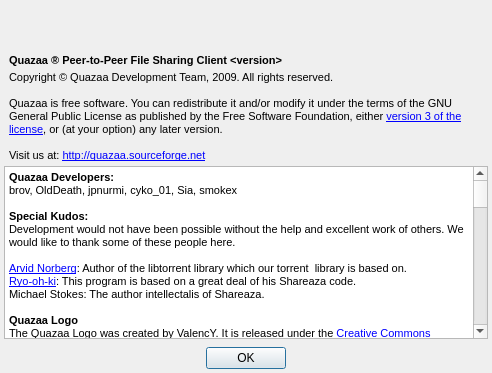
The window that Quazaa/UI/dialogabout.ui (c3c/quazaa) describes before a commit, drawn with Qt 5.
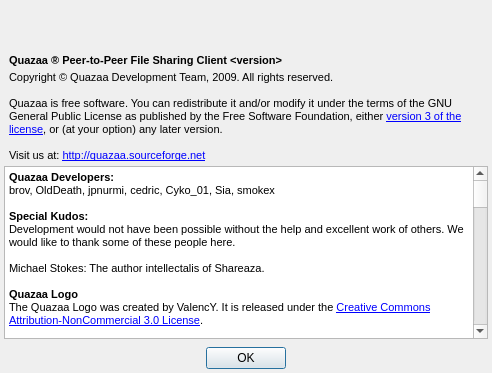
The same window after the commit. Icons and pictures are not drawn.

Commit message: Updating the about dialog box: Adding cedric back. Removing programs we chose not to use source code and UI designs from. Adding programs we chose to use source code and UI designs from. Removing the special credits for Ryo. He is still listed in the large Shareaza developers credits list. If members of the Shareaza credits list are part of the Quazaa team, they are not listed in Shareaza credits.

Patch:
```diff
--- a/Quazaa/UI/dialogabout.ui
+++ b/Quazaa/UI/dialogabout.ui
@@ -181,48 +181,49 @@
 &lt;tr&gt;
 &lt;td style=&quot;border: none;&quot;&gt;
 &lt;p style=&quot; margin-top:0px; margin-bottom:0px; margin-left:0px; margin-right:0px; -qt-block-indent:0; text-indent:0px;&quot;&gt;&lt;span style=&quot; font-size:8pt; font-weight:600;&quot;&gt;Quazaa Developers:&lt;/span&gt;&lt;/p&gt;
-&lt;p style=&quot; margin-top:0px; margin-bottom:0px; margin-left:0px; margin-right:0px; -qt-block-indent:0; text-indent:0px;&quot;&gt;&lt;span style=&quot; font-size:8pt;&quot;&gt;brov, OldDeath, jpnurmi, cyko_01, Sia, smokex&lt;/span&gt;&lt;/p&gt;
-&lt;p style=&quot;-qt-paragraph-type:empty; margin-top:0px; margin-bottom:0px; margin-left:0px; margin-right:0px; -qt-block-indent:0; text-indent:0px; font-size:8pt;&quot;&gt;&lt;/p&gt;
+&lt;p style=&quot; margin-top:0px; margin-bottom:0px; margin-left:0px; margin-right:0px; -qt-block-indent:0; text-indent:0px;&quot;&gt;&lt;span style=&quot; font-size:8pt;&quot;&gt;brov, OldDeath, jpnurmi, cedric, Cyko_01, Sia, smokex&lt;/span&gt;&lt;/p&gt;
+&lt;p style=&quot;-qt-paragraph-type:empty; margin-top:0px; margin-bottom:0px; margin-left:0px; margin-right:0px; -qt-block-indent:0; text-indent:0px; font-size:8pt;&quot;&gt;&lt;br /&gt;&lt;/p&gt;
 &lt;p style=&quot; margin-top:0px; margin-bottom:0px; margin-left:0px; margin-right:0px; -qt-block-indent:0; text-indent:0px;&quot;&gt;&lt;span style=&quot; font-size:8pt; font-weight:600;&quot;&gt;Special Kudos:&lt;/span&gt;&lt;/p&gt;
 &lt;p style=&quot; margin-top:0px; margin-bottom:0px; margin-left:0px; margin-right:0px; -qt-block-indent:0; text-indent:0px;&quot;&gt;&lt;span style=&quot; font-size:8pt;&quot;&gt;Development would not have been possible without the help and excellent work of others. We would like to thank some of these people here.&lt;/span&gt;&lt;/p&gt;
-&lt;p style=&quot;-qt-paragraph-type:empty; margin-top:0px; margin-bottom:0px; margin-left:0px; margin-right:0px; -qt-block-indent:0; text-indent:0px; font-size:8pt;&quot;&gt;&lt;/p&gt;
-&lt;p style=&quot; margin-top:0px; margin-bottom:0px; margin-left:0px; margin-right:0px; -qt-block-indent:0; text-indent:0px;&quot;&gt;&lt;a href=&quot;http://www.rasterbar.com&quot;&gt;&lt;span style=&quot; font-size:8pt; text-decoration: underline; color:#0000ff;&quot;&gt;Arvid Norberg&lt;/span&gt;&lt;/a&gt;&lt;span style=&quot; font-size:8pt;&quot;&gt;: Author of the libtorrent library which our torrent  library is based on.&lt;/span&gt;&lt;/p&gt;
-&lt;p style=&quot; margin-top:0px; margin-bottom:0px; margin-left:0px; margin-right:0px; -qt-block-indent:0; text-indent:0px;&quot;&gt;&lt;a href=&quot;http://www.cherubicsoft.com/&quot;&gt;&lt;span style=&quot; font-size:8pt; text-decoration: underline; color:#0000ff;&quot;&gt;Ryo-oh-ki&lt;/span&gt;&lt;/a&gt;&lt;span style=&quot; font-size:8pt;&quot;&gt;: This program is based on a great deal of his Shareaza code. &lt;/span&gt;&lt;/p&gt;
+&lt;p style=&quot;-qt-paragraph-type:empty; margin-top:0px; margin-bottom:0px; margin-left:0px; margin-right:0px; -qt-block-indent:0; text-indent:0px; font-size:8pt;&quot;&gt;&lt;br /&gt;&lt;/p&gt;
 &lt;p style=&quot; margin-top:0px; margin-bottom:0px; margin-left:0px; margin-right:0px; -qt-block-indent:0; text-indent:0px;&quot;&gt;&lt;span style=&quot; font-size:8pt;&quot;&gt;Michael Stokes: The author intellectalis of Shareaza.&lt;/span&gt;&lt;/p&gt;
-&lt;p style=&quot;-qt-paragraph-type:empty; margin-top:0px; margin-bottom:0px; margin-left:0px; margin-right:0px; -qt-block-indent:0; text-indent:0px; font-size:8pt;&quot;&gt;&lt;/p&gt;
+&lt;p style=&quot;-qt-paragraph-type:empty; margin-top:0px; margin-bottom:0px; margin-left:0px; margin-right:0px; -qt-block-indent:0; text-indent:0px; font-size:8pt;&quot;&gt;&lt;br /&gt;&lt;/p&gt;
 &lt;p style=&quot; margin-top:0px; margin-bottom:0px; margin-left:0px; margin-right:0px; -qt-block-indent:0; text-indent:0px;&quot;&gt;&lt;span style=&quot; font-size:8pt; font-weight:600;&quot;&gt;Quazaa Logo&lt;/span&gt;&lt;/p&gt;
 &lt;p style=&quot; margin-top:0px; margin-bottom:0px; margin-left:0px; margin-right:0px; -qt-block-indent:0; text-indent:0px;&quot;&gt;&lt;span style=&quot; font-size:8pt;&quot;&gt;The Quazaa Logo was created by ValencY. It is released under the &lt;/span&gt;&lt;a href=&quot;http://creativecommons.org/licenses/by-nc/3.0/legalcode&quot;&gt;&lt;span style=&quot; font-family:'Segoe UI'; font-size:8pt; text-decoration: underline; color:#0000ff;&quot;&gt;Creative Commons Attribution-NonCommercial 3.0 License&lt;/span&gt;&lt;/a&gt;&lt;span style=&quot; font-size:8pt;&quot;&gt;.&lt;/span&gt;&lt;/p&gt;
-&lt;p style=&quot;-qt-paragraph-type:empty; margin-top:0px; margin-bottom:0px; margin-left:0px; margin-right:0px; -qt-block-indent:0; text-indent:0px; font-size:8pt;&quot;&gt;&lt;/p&gt;
+&lt;p style=&quot;-qt-paragraph-type:empty; margin-top:0px; margin-bottom:0px; margin-left:0px; margin-right:0px; -qt-block-indent:0; text-indent:0px; font-size:8pt;&quot;&gt;&lt;br /&gt;&lt;/p&gt;
 &lt;p style=&quot; margin-top:0px; margin-bottom:0px; margin-left:0px; margin-right:0px; -qt-block-indent:0; text-indent:0px;&quot;&gt;&lt;span style=&quot; font-size:8pt; font-weight:600;&quot;&gt;Quazaa Concept and Design&lt;/span&gt;&lt;/p&gt;
-&lt;p style=&quot; margin-top:0px; margin-bottom:0px; margin-left:0px; margin-right:0px; -qt-block-indent:0; text-indent:0px;&quot;&gt;&lt;span style=&quot; font-size:8pt;&quot;&gt;cyko_01, Old Death, Rolandas&lt;/span&gt;&lt;/p&gt;
-&lt;p style=&quot;-qt-paragraph-type:empty; margin-top:0px; margin-bottom:0px; margin-left:0px; margin-right:0px; -qt-block-indent:0; text-indent:0px; font-size:8pt;&quot;&gt;&lt;/p&gt;
+&lt;p style=&quot; margin-top:0px; margin-bottom:0px; margin-left:0px; margin-right:0px; -qt-block-indent:0; text-indent:0px;&quot;&gt;&lt;span style=&quot; font-size:8pt;&quot;&gt;Cyko_01, Old Death, Rolandas&lt;/span&gt;&lt;/p&gt;
+&lt;p style=&quot;-qt-paragraph-type:empty; margin-top:0px; margin-bottom:0px; margin-left:0px; margin-right:0px; -qt-block-indent:0; text-indent:0px; font-size:8pt;&quot;&gt;&lt;br /&gt;&lt;/p&gt;
 &lt;p style=&quot; margin-top:0px; margin-bottom:0px; margin-left:0px; margin-right:0px; -qt-block-indent:0; text-indent:0px;&quot;&gt;&lt;span style=&quot; font-size:8pt; font-weight:600;&quot;&gt;Quazaa Language Translators&lt;/span&gt;&lt;/p&gt;
 &lt;p style=&quot; margin-top:0px; margin-bottom:0px; margin-left:0px; margin-right:0px; -qt-block-indent:0; text-indent:0px;&quot;&gt;&lt;span style=&quot; font-size:8pt;&quot;&gt;oce, mollca&lt;/span&gt;&lt;/p&gt;
-&lt;p style=&quot;-qt-paragraph-type:empty; margin-top:0px; margin-bottom:0px; margin-left:0px; margin-right:0px; -qt-block-indent:0; text-indent:0px; font-size:8pt;&quot;&gt;&lt;/p&gt;
+&lt;p style=&quot;-qt-paragraph-type:empty; margin-top:0px; margin-bottom:0px; margin-left:0px; margin-right:0px; -qt-block-indent:0; text-indent:0px; font-size:8pt;&quot;&gt;&lt;br /&gt;&lt;/p&gt;
 &lt;p style=&quot; margin-top:0px; margin-bottom:0px; margin-left:0px; margin-right:0px; -qt-block-indent:0; text-indent:0px;&quot;&gt;&lt;span style=&quot; font-size:8pt; font-weight:600;&quot;&gt;Quazaa Website&lt;/span&gt;&lt;/p&gt;
-&lt;p style=&quot; margin-top:0px; margin-bottom:0px; margin-left:0px; margin-right:0px; -qt-block-indent:0; text-indent:0px;&quot;&gt;&lt;span style=&quot; font-size:8pt;&quot;&gt;cyko_01&lt;/span&gt;&lt;/p&gt;
-&lt;p style=&quot;-qt-paragraph-type:empty; margin-top:0px; margin-bottom:0px; margin-left:0px; margin-right:0px; -qt-block-indent:0; text-indent:0px; font-size:8pt;&quot;&gt;&lt;/p&gt;
+&lt;p style=&quot; margin-top:0px; margin-bottom:0px; margin-left:0px; margin-right:0px; -qt-block-indent:0; text-indent:0px;&quot;&gt;&lt;span style=&quot; font-size:8pt;&quot;&gt;Cyko_01, smokex&lt;/span&gt;&lt;/p&gt;
+&lt;p style=&quot;-qt-paragraph-type:empty; margin-top:0px; margin-bottom:0px; margin-left:0px; margin-right:0px; -qt-block-indent:0; text-indent:0px; font-size:8pt;&quot;&gt;&lt;br /&gt;&lt;/p&gt;
 &lt;p style=&quot; margin-top:0px; margin-bottom:0px; margin-left:0px; margin-right:0px; -qt-block-indent:0; text-indent:0px;&quot;&gt;&lt;span style=&quot; font-size:8pt; font-weight:600;&quot;&gt;Quazaa Wiki&lt;/span&gt;&lt;/p&gt;
-&lt;p style=&quot; margin-top:0px; margin-bottom:0px; margin-left:0px; margin-right:0px; -qt-block-indent:0; text-indent:0px;&quot;&gt;&lt;span style=&quot; font-size:8pt;&quot;&gt;cyko_01, oce, Old Death&lt;/span&gt;&lt;/p&gt;
-&lt;p style=&quot;-qt-paragraph-type:empty; margin-top:0px; margin-bottom:0px; margin-left:0px; margin-right:0px; -qt-block-indent:0; text-indent:0px; font-size:8pt;&quot;&gt;&lt;/p&gt;
-&lt;p style=&quot; margin-top:0px; margin-bottom:0px; margin-left:0px; margin-right:0px; -qt-block-indent:0; text-indent:0px;&quot;&gt;&lt;span style=&quot; font-size:8pt; font-weight:600;&quot;&gt;Quazaa Chat Server Hosting&lt;/span&gt;&lt;/p&gt;
+&lt;p style=&quot; margin-top:0px; margin-bottom:0px; margin-left:0px; margin-right:0px; -qt-block-indent:0; text-indent:0px;&quot;&gt;&lt;span style=&quot; font-size:8pt;&quot;&gt;Cyko_01, oce, Old Death&lt;/span&gt;&lt;/p&gt;
+&lt;p style=&quot;-qt-paragraph-type:empty; margin-top:0px; margin-bottom:0px; margin-left:0px; margin-right:0px; -qt-block-indent:0; text-indent:0px; font-size:8pt;&quot;&gt;&lt;br /&gt;&lt;/p&gt;
+&lt;p style=&quot; margin-top:0px; margin-bottom:0px; margin-left:0px; margin-right:0px; -qt-block-indent:0; text-indent:0px;&quot;&gt;&lt;span style=&quot; font-size:8pt; font-weight:600;&quot;&gt;Quazaa IRC Chat Server Hosting&lt;/span&gt;&lt;/p&gt;
 &lt;p style=&quot; margin-top:0px; margin-bottom:0px; margin-left:0px; margin-right:0px; -qt-block-indent:0; text-indent:0px;&quot;&gt;&lt;a href=&quot;http://paradoxirc.net&quot;&gt;&lt;span style=&quot; font-size:8pt; text-decoration: underline; color:#0000ff;&quot;&gt;Paradox Irc&lt;/span&gt;&lt;/a&gt;&lt;/p&gt;
 &lt;p style=&quot; margin-top:0px; margin-bottom:0px; margin-left:0px; margin-right:0px; -qt-block-indent:0; text-indent:0px;&quot;&gt;&lt;a href=&quot;http://p2pchat.net&quot;&gt;&lt;span style=&quot; font-size:8pt; text-decoration: underline; color:#0000ff;&quot;&gt;P2PChat&lt;/span&gt;&lt;/a&gt;&lt;/p&gt;
-&lt;p style=&quot;-qt-paragraph-type:empty; margin-top:0px; margin-bottom:0px; margin-left:0px; margin-right:0px; -qt-block-indent:0; text-indent:0px; font-size:8pt;&quot;&gt;&lt;/p&gt;
+&lt;p style=&quot;-qt-paragraph-type:empty; margin-top:0px; margin-bottom:0px; margin-left:0px; margin-right:0px; -qt-block-indent:0; text-indent:0px; font-size:8pt; text-decoration: underline; color:#0000ff;&quot;&gt;&lt;br /&gt;&lt;/p&gt;
+&lt;p style=&quot; margin-top:0px; margin-bottom:0px; margin-left:0px; margin-right:0px; -qt-block-indent:0; text-indent:0px;&quot;&gt;&lt;span style=&quot; font-size:8pt; font-weight:600;&quot;&gt;Quazaa IRC Commit Bot Hosting&lt;/span&gt;&lt;/p&gt;
+&lt;p style=&quot; margin-top:0px; margin-bottom:0px; margin-left:0px; margin-right:0px; -qt-block-indent:0; text-indent:0px;&quot;&gt;&lt;a href=&quot;http://quickgit.kde.org/?p=sysadmin%2Firc-notifications.git&quot;&gt;&lt;span style=&quot; font-size:8pt; text-decoration: underline; color:#0000ff;&quot;&gt;KDE Sysadmin&lt;/span&gt;&lt;/a&gt;&lt;/p&gt;
+&lt;p style=&quot;-qt-paragraph-type:empty; margin-top:0px; margin-bottom:0px; margin-left:0px; margin-right:0px; -qt-block-indent:0; text-indent:0px; font-size:8pt;&quot;&gt;&lt;br /&gt;&lt;/p&gt;
 &lt;p style=&quot; margin-top:0px; margin-bottom:0px; margin-left:0px; margin-right:0px; -qt-block-indent:0; text-indent:0px;&quot;&gt;&lt;span style=&quot; font-size:8pt; font-weight:600;&quot;&gt;Thanks to the Quazaa community!&lt;/span&gt;&lt;/p&gt;
 &lt;p style=&quot; margin-top:0px; margin-bottom:0px; margin-left:0px; margin-right:0px; -qt-block-indent:0; text-indent:0px;&quot;&gt;&lt;span style=&quot; font-size:8pt;&quot;&gt;Thanks to everyone who helped us in the forums and Quazaa Irc chatrooms. Those of you who help new users, troubleshoot user's technical problems, submit bug reports or help create the security lists.&lt;/span&gt;&lt;/p&gt;
-&lt;p style=&quot;-qt-paragraph-type:empty; margin-top:0px; margin-bottom:0px; margin-left:0px; margin-right:0px; -qt-block-indent:0; text-indent:0px; font-size:8pt;&quot;&gt;&lt;/p&gt;
+&lt;p style=&quot;-qt-paragraph-type:empty; margin-top:0px; margin-bottom:0px; margin-left:0px; margin-right:0px; -qt-block-indent:0; text-indent:0px; font-size:8pt;&quot;&gt;&lt;br /&gt;&lt;/p&gt;
 &lt;p style=&quot; margin-top:0px; margin-bottom:0px; margin-left:0px; margin-right:0px; -qt-block-indent:0; text-indent:0px;&quot;&gt;&lt;span style=&quot; font-size:8pt;&quot;&gt;We give special thanks to the Forum Moderators and Chatroom Operators:&lt;/span&gt;&lt;/p&gt;
-&lt;p style=&quot;-qt-paragraph-type:empty; margin-top:0px; margin-bottom:0px; margin-left:0px; margin-right:0px; -qt-block-indent:0; text-indent:0px; font-size:8pt;&quot;&gt;&lt;/p&gt;
+&lt;p style=&quot;-qt-paragraph-type:empty; margin-top:0px; margin-bottom:0px; margin-left:0px; margin-right:0px; -qt-block-indent:0; text-indent:0px; font-size:8pt;&quot;&gt;&lt;br /&gt;&lt;/p&gt;
 &lt;p style=&quot; margin-top:0px; margin-bottom:0px; margin-left:0px; margin-right:0px; -qt-block-indent:0; text-indent:0px;&quot;&gt;&lt;span style=&quot; font-size:8pt; font-weight:600;&quot;&gt;Forum Moderators&lt;/span&gt;&lt;/p&gt;
-&lt;p style=&quot; margin-top:0px; margin-bottom:0px; margin-left:0px; margin-right:0px; -qt-block-indent:0; text-indent:0px;&quot;&gt;&lt;span style=&quot; font-size:8pt;&quot;&gt;Quazaa forum superadmins: cyko_01, kath, Old Death&lt;/span&gt;&lt;/p&gt;
-&lt;p style=&quot;-qt-paragraph-type:empty; margin-top:0px; margin-bottom:0px; margin-left:0px; margin-right:0px; -qt-block-indent:0; text-indent:0px; font-size:8pt;&quot;&gt;&lt;/p&gt;
+&lt;p style=&quot; margin-top:0px; margin-bottom:0px; margin-left:0px; margin-right:0px; -qt-block-indent:0; text-indent:0px;&quot;&gt;&lt;span style=&quot; font-size:8pt;&quot;&gt;Quazaa forum superadmins: Cyko_01, kath, Old Death&lt;/span&gt;&lt;/p&gt;
+&lt;p style=&quot;-qt-paragraph-type:empty; margin-top:0px; margin-bottom:0px; margin-left:0px; margin-right:0px; -qt-block-indent:0; text-indent:0px; font-size:8pt;&quot;&gt;&lt;br /&gt;&lt;/p&gt;
 &lt;p style=&quot; margin-top:0px; margin-bottom:0px; margin-left:0px; margin-right:0px; -qt-block-indent:0; text-indent:0px;&quot;&gt;&lt;span style=&quot; font-size:8pt; font-weight:600;&quot;&gt;Quazaa Chat Operators&lt;/span&gt;&lt;/p&gt;
 &lt;p style=&quot; margin-top:0px; margin-bottom:0px; margin-left:0px; margin-right:0px; -qt-block-indent:0; text-indent:0px;&quot;&gt;&lt;span style=&quot; font-size:8pt;&quot;&gt;Quazaa Super Operators: kath&lt;/span&gt;&lt;/p&gt;
-&lt;p style=&quot;-qt-paragraph-type:empty; margin-top:0px; margin-bottom:0px; margin-left:0px; margin-right:0px; -qt-block-indent:0; text-indent:0px; font-size:8pt;&quot;&gt;&lt;/p&gt;
+&lt;p style=&quot;-qt-paragraph-type:empty; margin-top:0px; margin-bottom:0px; margin-left:0px; margin-right:0px; -qt-block-indent:0; text-indent:0px; font-size:8pt;&quot;&gt;&lt;br /&gt;&lt;/p&gt;
 &lt;p style=&quot; margin-top:0px; margin-bottom:0px; margin-left:0px; margin-right:0px; -qt-block-indent:0; text-indent:0px;&quot;&gt;&lt;span style=&quot; font-size:8pt; font-weight:600;&quot;&gt;The Shareaza Development Team&lt;/span&gt;&lt;/p&gt;
-&lt;p style=&quot; margin-top:0px; margin-bottom:0px; margin-left:0px; margin-right:0px; -qt-block-indent:0; text-indent:0px;&quot;&gt;&lt;span style=&quot; font-size:8pt;&quot;&gt;ale5000, Cyko_01, dcat, ivan386, Rolandas, Ryo-oh-ki, SkinVista, WildCard, _peer_, _slv_, a178235, brov, ceejay.dk, coolg1026, Cyberbob, DWKnight, Eperales, Frontier, FrYGuY, heavy_baby, Higgy, kevogod, kobayan, ogg123, jlh, jonatkins, micro, Mosteo, Paul Bludov, Rayner, roo_koo_too, Stealth, SteventB, tcwinkler, ten9, Thesage, TUW, Wai, zero9999, Zone-MR, Zootella&lt;/span&gt;&lt;/p&gt;
-&lt;p style=&quot;-qt-paragraph-type:empty; margin-top:0px; margin-bottom:0px; margin-left:0px; margin-right:0px; -qt-block-indent:0; text-indent:0px; font-size:8pt;&quot;&gt;&lt;/p&gt;
+&lt;p style=&quot; margin-top:0px; margin-bottom:0px; margin-left:0px; margin-right:0px; -qt-block-indent:0; text-indent:0px;&quot;&gt;&lt;span style=&quot; font-size:8pt;&quot;&gt;ale5000, dcat, ivan386, Rolandas, Ryo-oh-ki, SkinVista, WildCard, _peer_, _slv_, a178235, ceejay.dk, coolg1026, Cyberbob, DWKnight, Eperales, Frontier, FrYGuY, heavy_baby, Higgy, kevogod, kobayan, ogg123, jlh, jonatkins, micro, Mosteo, Paul Bludov, Rayner, roo_koo_too, Stealth, SteventB, tcwinkler, ten9, Thesage, TUW, Wai, zero9999, Zone-MR, Zootella&lt;/span&gt;&lt;/p&gt;
+&lt;p style=&quot;-qt-paragraph-type:empty; margin-top:0px; margin-bottom:0px; margin-left:0px; margin-right:0px; -qt-block-indent:0; text-indent:0px; font-size:8pt;&quot;&gt;&lt;br /&gt;&lt;/p&gt;
 &lt;p style=&quot; margin-top:0px; margin-bottom:0px; margin-left:0px; margin-right:0px; -qt-block-indent:0; text-indent:0px;&quot;&gt;&lt;span style=&quot; font-size:8pt; font-weight:600;&quot;&gt;This application is based largely on:&lt;/span&gt;&lt;/p&gt;
 &lt;table border=&quot;0&quot; style=&quot; margin-top:0px; margin-bottom:0px; margin-left:0px; margin-right:0px;&quot; cellspacing=&quot;10&quot; cellpadding=&quot;0&quot;&gt;
 &lt;tr&gt;
@@ -242,33 +243,33 @@
 &lt;p style=&quot; margin-top:0px; margin-bottom:0px; margin-left:0px; margin-right:0px; -qt-block-indent:0; text-indent:0px;&quot;&gt;&lt;img src=&quot;:/Resource/Credits/Gimp.png&quot; /&gt;&lt;/p&gt;&lt;/td&gt;
 &lt;td&gt;
 &lt;p style=&quot; margin-top:0px; margin-bottom:0px; margin-left:0px; margin-right:0px; -qt-block-indent:0; text-indent:0px;&quot;&gt;&lt;a href=&quot;http://www.gimp.org&quot;&gt;&lt;span style=&quot; font-size:8pt; text-decoration: underline; color:#0000ff;&quot;&gt;The Gimp&lt;/span&gt;&lt;/a&gt;&lt;span style=&quot; font-size:8pt;&quot;&gt;&lt;br /&gt;A free graphics editor&lt;/span&gt;&lt;/p&gt;&lt;/td&gt;&lt;/tr&gt;&lt;/table&gt;
-&lt;p style=&quot;-qt-paragraph-type:empty; margin-top:0px; margin-bottom:0px; margin-left:0px; margin-right:0px; -qt-block-indent:0; text-indent:0px; font-size:8pt;&quot;&gt;&lt;/p&gt;
+&lt;p style=&quot;-qt-paragraph-type:empty; margin-top:0px; margin-bottom:0px; margin-left:0px; margin-right:0px; -qt-block-indent:0; text-indent:0px; font-size:8pt;&quot;&gt;&lt;br /&gt;&lt;/p&gt;
 &lt;p style=&quot; margin-top:0px; margin-bottom:0px; margin-left:0px; margin-right:0px; -qt-block-indent:0; text-indent:0px;&quot;&gt;&lt;span style=&quot; font-size:8pt; font-weight:600;&quot;&gt;The following libraries are included in Quazaa:&lt;/span&gt;&lt;/p&gt;
 &lt;p style=&quot; margin-top:0px; margin-bottom:0px; margin-left:0px; margin-right:0px; -qt-block-indent:0; text-indent:0px;&quot;&gt;&lt;a href=&quot;https://gitorious.org/communi&quot;&gt;&lt;span style=&quot; font-size:8pt; text-decoration: underline; color:#0000ff;&quot;&gt;Communi&lt;/span&gt;&lt;/a&gt;&lt;span style=&quot; font-size:8pt;&quot;&gt;, &lt;/span&gt;&lt;a href=&quot;http://www.boost.org/&quot;&gt;&lt;span style=&quot; font-size:8pt; text-decoration: underline; color:#0000ff;&quot;&gt;Boost&lt;/span&gt;&lt;/a&gt;&lt;span style=&quot; font-size:8pt;&quot;&gt;, &lt;/span&gt;&lt;a href=&quot;http://www.cyotec.com/2009/09/cyoencode.html&quot;&gt;&lt;span style=&quot; font-size:8pt; text-decoration: underline; color:#0000ff;&quot;&gt;CyoEncode&lt;/span&gt;&lt;/a&gt;&lt;span style=&quot; font-size:8pt;&quot;&gt;, &lt;/span&gt;&lt;a href=&quot;http://site.icu-project.org/&quot;&gt;&lt;span style=&quot; font-size:8pt; text-decoration: underline; color:#0000ff;&quot;&gt;icu&lt;/span&gt;&lt;/a&gt;&lt;span style=&quot; font-size:8pt;&quot;&gt;, &lt;/span&gt;&lt;a href=&quot;https://sourceforge.net/projects/nvwa/&quot;&gt;&lt;span style=&quot; font-size:8pt; text-decoration: underline; color:#0000ff;&quot;&gt;nvwa&lt;/span&gt;&lt;/a&gt;&lt;span style=&quot; font-size:8pt;&quot;&gt; and &lt;/span&gt;&lt;a href=&quot;http://zlib.net/&quot;&gt;&lt;span style=&quot; font-size:8pt; text-decoration: underline; color:#0000ff;&quot;&gt;zlib&lt;/span&gt;&lt;/a&gt;&lt;span style=&quot; font-size:8pt;&quot;&gt;.&lt;/span&gt;&lt;/p&gt;
-&lt;p style=&quot;-qt-paragraph-type:empty; margin-top:0px; margin-bottom:0px; margin-left:0px; margin-right:0px; -qt-block-indent:0; text-indent:0px; font-size:8pt;&quot;&gt;&lt;/p&gt;
+&lt;p style=&quot;-qt-paragraph-type:empty; margin-top:0px; margin-bottom:0px; margin-left:0px; margin-right:0px; -qt-block-indent:0; text-indent:0px; font-size:8pt;&quot;&gt;&lt;br /&gt;&lt;/p&gt;
 &lt;p style=&quot; margin-top:0px; margin-bottom:0px; margin-left:0px; margin-right:0px; -qt-block-indent:0; text-indent:0px;&quot;&gt;&lt;span style=&quot; font-size:8pt; font-weight:600;&quot;&gt;Quazaa uses code and user interface designs from the following programs:&lt;/span&gt;&lt;/p&gt;
 &lt;table border=&quot;0&quot; style=&quot; margin-top:0px; margin-bottom:0px; margin-left:0px; margin-right:0px;&quot; cellspacing=&quot;10&quot; cellpadding=&quot;0&quot;&gt;
 &lt;tr&gt;
 &lt;td&gt;
+&lt;p style=&quot; margin-top:0px; margin-bottom:0px; margin-left:0px; margin-right:0px; -qt-block-indent:0; text-indent:0px;&quot;&gt;&lt;img src=&quot;:/Resource/Credits/qBittorrent.png&quot; /&gt;&lt;/p&gt;&lt;/td&gt;
+&lt;td&gt;
+&lt;p style=&quot; margin-top:0px; margin-bottom:0px; margin-left:0px; margin-right:0px; -qt-block-indent:0; text-indent:0px;&quot;&gt;&lt;a href=&quot;http://www.binarynotions.com/halite-bittorrent-client&quot;&gt;&lt;span style=&quot; font-size:8pt; text-decoration: underline; color:#0000ff;&quot;&gt;qBittorrent&lt;/span&gt;&lt;/a&gt;&lt;span style=&quot; font-size:8pt;&quot;&gt;&lt;br /&gt;A BitTorrent client&lt;/span&gt;&lt;/p&gt;&lt;/td&gt;&lt;/tr&gt;
+&lt;tr&gt;
+&lt;td&gt;
 &lt;p style=&quot; margin-top:0px; margin-bottom:0px; margin-left:0px; margin-right:0px; -qt-block-indent:0; text-indent:0px;&quot;&gt;&lt;img src=&quot;:/Resource/Credits/Halite.png&quot; /&gt;&lt;/p&gt;&lt;/td&gt;
 &lt;td&gt;
 &lt;p style=&quot; margin-top:0px; margin-bottom:0px; margin-left:0px; margin-right:0px; -qt-block-indent:0; text-indent:0px;&quot;&gt;&lt;a href=&quot;http://www.binarynotions.com/halite-bittorrent-client&quot;&gt;&lt;span style=&quot; font-size:8pt; text-decoration: underline; color:#0000ff;&quot;&gt;Halite&lt;/span&gt;&lt;/a&gt;&lt;span style=&quot; font-size:8pt;&quot;&gt;&lt;br /&gt;A BitTorrent client&lt;/span&gt;&lt;/p&gt;&lt;/td&gt;&lt;/tr&gt;
 &lt;tr&gt;
 &lt;td&gt;
-&lt;p style=&quot; margin-top:0px; margin-bottom:0px; margin-left:0px; margin-right:0px; -qt-block-indent:0; text-indent:0px;&quot;&gt;&lt;img src=&quot;:/Resource/Credits/Frostwire.png&quot; /&gt;&lt;/p&gt;&lt;/td&gt;
+&lt;p style=&quot; margin-top:0px; margin-bottom:0px; margin-left:0px; margin-right:0px; -qt-block-indent:0; text-indent:0px;&quot;&gt;&lt;img src=&quot;:/Resource/Credits/eMule.png&quot; /&gt;&lt;/p&gt;&lt;/td&gt;
 &lt;td&gt;
-&lt;p style=&quot; margin-top:0px; margin-bottom:0px; margin-left:0px; margin-right:0px; -qt-block-indent:0; text-indent:0px;&quot;&gt;&lt;a href=&quot;http://www.frostwire.com&quot;&gt;&lt;span style=&quot; font-size:8pt; text-decoration: underline; color:#0000ff;&quot;&gt;FrostWire&lt;/span&gt;&lt;/a&gt;&lt;span style=&quot; font-size:8pt;&quot;&gt;&lt;br /&gt;A free LimeWire Pro Alternative&lt;/span&gt;&lt;/p&gt;&lt;/td&gt;&lt;/tr&gt;
-&lt;tr&gt;
-&lt;td&gt;
-&lt;p style=&quot; margin-top:0px; margin-bottom:0px; margin-left:0px; margin-right:0px; -qt-block-indent:0; text-indent:0px;&quot;&gt;&lt;img src=&quot;:/Resource/Networks/EDonkey.png&quot; /&gt;&lt;/p&gt;&lt;/td&gt;
-&lt;td&gt;
-&lt;p style=&quot; margin-top:0px; margin-bottom:0px; margin-left:0px; margin-right:0px; -qt-block-indent:0; text-indent:0px;&quot;&gt;&lt;a href=&quot;http://www.emule-project.net&quot;&gt;&lt;span style=&quot; font-size:8pt; text-decoration: underline; color:#0000ff;&quot;&gt;Emule&lt;/span&gt;&lt;/a&gt;&lt;span style=&quot; font-size:8pt;&quot;&gt;&lt;br /&gt;A free eDonkey/Kad P2P client&lt;/span&gt;&lt;/p&gt;&lt;/td&gt;&lt;/tr&gt;
+&lt;p style=&quot; margin-top:0px; margin-bottom:0px; margin-left:0px; margin-right:0px; -qt-block-indent:0; text-indent:0px;&quot;&gt;&lt;a href=&quot;http://www.emule-project.net&quot;&gt;&lt;span style=&quot; font-size:8pt; text-decoration: underline; color:#0000ff;&quot;&gt;eMule&lt;/span&gt;&lt;/a&gt;&lt;span style=&quot; font-size:8pt;&quot;&gt;&lt;br /&gt;A free eDonkey/Kad P2P client&lt;/span&gt;&lt;/p&gt;&lt;/td&gt;&lt;/tr&gt;
 &lt;tr&gt;
 &lt;td&gt;
 &lt;p style=&quot; margin-top:0px; margin-bottom:0px; margin-left:0px; margin-right:0px; -qt-block-indent:0; text-indent:0px;&quot;&gt;&lt;img src=&quot;:/Resource/Networks/Ares.png&quot; /&gt;&lt;/p&gt;&lt;/td&gt;
 &lt;td&gt;
 &lt;p style=&quot; margin-top:0px; margin-bottom:0px; margin-left:0px; margin-right:0px; -qt-block-indent:0; text-indent:0px;&quot;&gt;&lt;a href=&quot;http://aresgalaxy.sourceforge.net&quot;&gt;&lt;span style=&quot; font-size:8pt; text-decoration: underline; color:#0000ff;&quot;&gt;Ares&lt;/span&gt;&lt;/a&gt;&lt;span style=&quot; font-size:8pt;&quot;&gt;&lt;br /&gt;An open-source P2P client&lt;/span&gt;&lt;/p&gt;&lt;/td&gt;&lt;/tr&gt;&lt;/table&gt;
-&lt;p style=&quot;-qt-paragraph-type:empty; margin-top:0px; margin-bottom:0px; margin-left:0px; margin-right:0px; -qt-block-indent:0; text-indent:0px; font-size:8pt; font-weight:600;&quot;&gt;&lt;/p&gt;
+&lt;p style=&quot;-qt-paragraph-type:empty; margin-top:0px; margin-bottom:0px; margin-left:0px; margin-right:0px; -qt-block-indent:0; text-indent:0px; font-size:8pt; font-weight:600;&quot;&gt;&lt;br /&gt;&lt;/p&gt;
 &lt;p style=&quot; margin-top:0px; margin-bottom:0px; margin-left:0px; margin-right:0px; -qt-block-indent:0; text-indent:0px;&quot;&gt;&lt;span style=&quot; font-size:7pt; color:#000000;&quot;&gt;BitTorrent, the BitTorrent Logo, and Torrent are trademarks of BitTorrent, Inc.&lt;/span&gt;&lt;/p&gt;&lt;/td&gt;&lt;/tr&gt;&lt;/table&gt;&lt;/body&gt;&lt;/html&gt;</string>
        </property>
        <property name="openExternalLinks">
```
Left out of the diff: 46 changed lines with no effect on the pictures. The commit also changes 3 other files.
